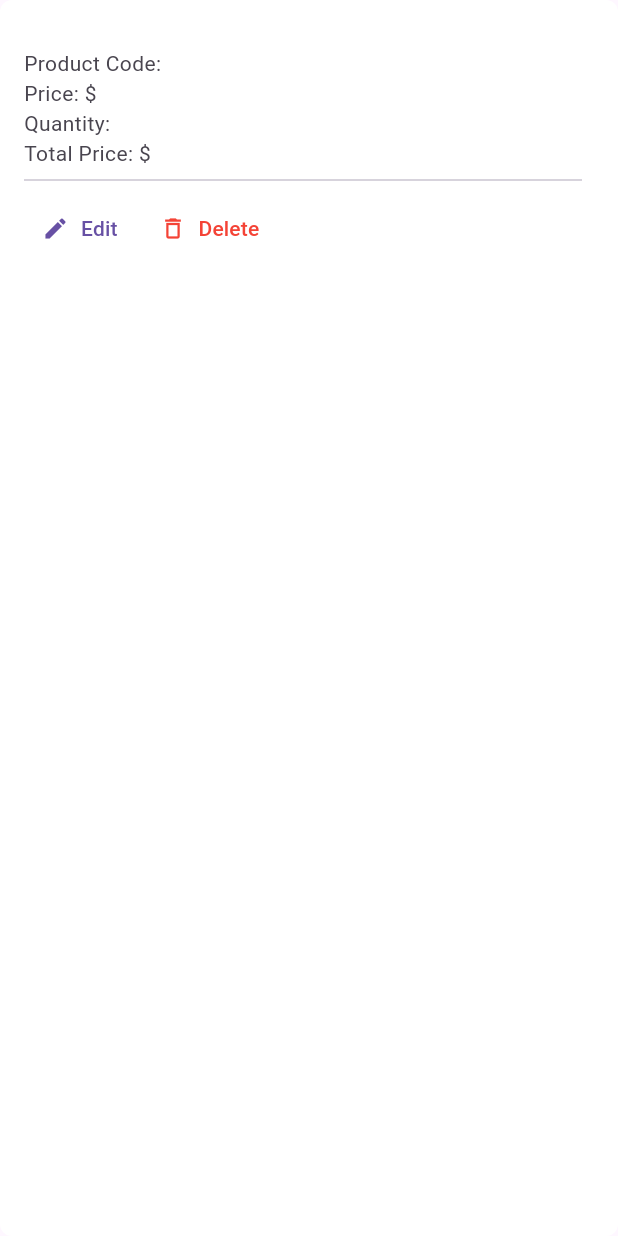
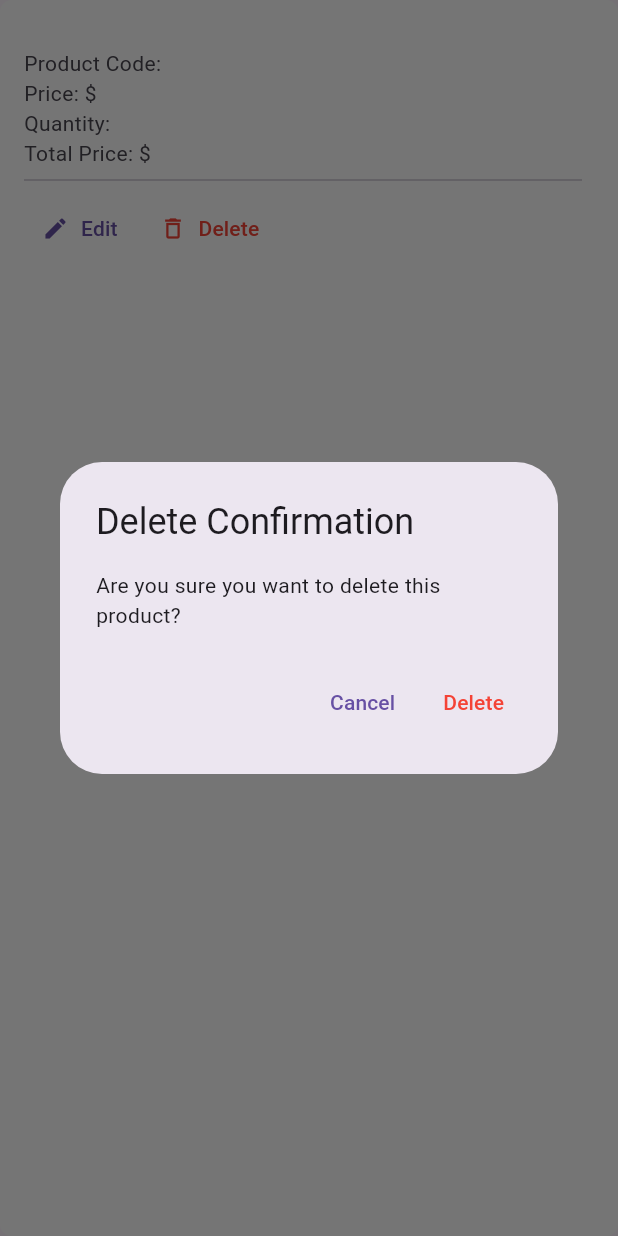
Before and after one commit to msisaif/flutter-7-module-13-crud-app, a Flutter app: the ProductItem widget shown alone on an empty page, opened directly with empty values, after a tap on "Delete", on a phone screen of 412 x 824 dp. Run offline on Flutter 3.47's test engine with Material 3 defaults, Android fonts, the phone set to English and light mode, and no system bars; network calls fail.

Commit message:
Update & Delete

```diff
--- a/lib/screens/add_new_product_screen.dart
+++ b/lib/screens/add_new_product_screen.dart
@@ -146,6 +146,7 @@ class _AddNewProductScreenState extends State<AddNewProductScreen> {
     });
 
     Uri uri = Uri.parse('http://164.68.107.70:6060/api/v1/CreateProduct');
+
     Map<String, dynamic> requestBody = {
       "Img": _imageTEController.text,
       "ProductCode": _codeTEController.text,
--- a/lib/widgets/product_item.dart
+++ b/lib/widgets/product_item.dart
@@ -1,28 +1,36 @@
 import 'package:crud/models/product.dart';
 import 'package:flutter/material.dart';
 import 'package:crud/screens/update_product_screen.dart';
+import 'package:http/http.dart';
 
-class ProductItem extends StatelessWidget {
-  final Product product;
-
+class ProductItem extends StatefulWidget {
   const ProductItem({
     super.key,
     required this.product,
+    this.getProductList,
   });
 
+  final Product product;
+  final Function? getProductList;
+
+  @override
+  State<ProductItem> createState() => _ProductItemState();
+}
+
+class _ProductItemState extends State<ProductItem> {
   @override
   Widget build(BuildContext context) {
     return ListTile(
       shape: RoundedRectangleBorder(borderRadius: BorderRadius.circular(8)),
       tileColor: Colors.white,
-      title: Text(product.name),
+      title: Text(widget.product.name),
       subtitle: Column(
         crossAxisAlignment: CrossAxisAlignment.start,
         children: [
-          Text('Product Code: ${product.code}'),
-          Text('Price: \$${product.unitPrice}'),
-          Text('Quantity: ${product.quantity}'),
-          Text('Total Price: \$${product.totalPrice}'),
+          Text('Product Code: ${widget.product.code}'),
+          Text('Price: \$${widget.product.unitPrice}'),
+          Text('Quantity: ${widget.product.quantity}'),
+          Text('Total Price: \$${widget.product.totalPrice}'),
           const Divider(),
           OverflowBar(
             children: [
@@ -30,16 +38,22 @@ class ProductItem extends StatelessWidget {
                 onPressed: () {
                   Navigator.push(
                     context,
-                    MaterialPageRoute(builder: (context) {
-                      return const UpdateProductScreen();
-                    }),
+                    MaterialPageRoute(
+                      builder: (context) {
+                        return UpdateProductScreen(
+                          product: widget.product,
+                        );
+                      },
+                    ),
                   );
                 },
                 icon: const Icon(Icons.edit),
                 label: const Text('Edit'),
               ),
               TextButton.icon(
-                onPressed: () {},
+                onPressed: () {
+                  _onTapDeleteProductButton(widget.product.id);
+                },
                 icon: const Icon(
                   Icons.delete_outline,
                   color: Colors.red,
@@ -55,4 +69,70 @@ class ProductItem extends StatelessWidget {
       ),
     );
   }
+
+  void _onTapDeleteProductButton(String productId) async {
+    bool? confirmDelete = await showDialog(
+      context: context,
+      builder: (BuildContext context) {
+        return AlertDialog(
+          title: const Text('Delete Confirmation'),
+          content: const Text('Are you sure you want to delete this product?'),
+          actions: [
+            TextButton(
+              onPressed: () {
+                Navigator.of(context).pop(false);
+              },
+              child: const Text('Cancel'),
+            ),
+            TextButton(
+              onPressed: () {
+                Navigator.of(context).pop(true);
+              },
+              child: const Text(
+                'Delete',
+                style: TextStyle(color: Colors.red),
+              ),
+            ),
+          ],
+        );
+      },
+    );
+
+    if (confirmDelete == true) {
+      // Proceed with deletion if the user confirms
+      deleteProduct(productId: productId);
+    }
+  }
+
+  Future<void> deleteProduct({required String productId}) async {
+    // setState(() {
+    //   _inProgress = true;
+    // });
+
+    Uri uri = Uri.parse(
+      'http://164.68.107.70:6060/api/v1/DeleteProduct/$productId',
+    );
+
+    Response response = await get(
+      uri,
+      headers: {"Content-Type": "application/json"},
+    );
+
+    if (response.statusCode == 200) {
+      _showSnackBarMessage('Product Deleted');
+      widget.getProductList!();
+    }
+
+    // setState(() {
+    //   _inProgress = false;
+    // });
+  }
+
+  void _showSnackBarMessage(String message) {
+    ScaffoldMessenger.of(context).showSnackBar(
+      SnackBar(
+        content: Text(message),
+      ),
+    );
+  }
 }
```
Also changed, not shown: lib/screens/product_list_screen.dart (+11 -1 lines), lib/screens/update_product_screen.dart (+84 -11 lines), 1 other file.
